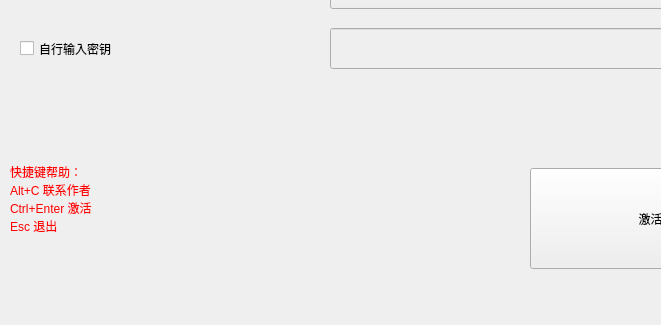
The window that Code/activation.ui (hyc1230/KMS-Activator) describes before a commit, drawn with Qt 5; both pictures show x 0 to 661 and y 225 to 550 of the 800 by 550 pixel window.
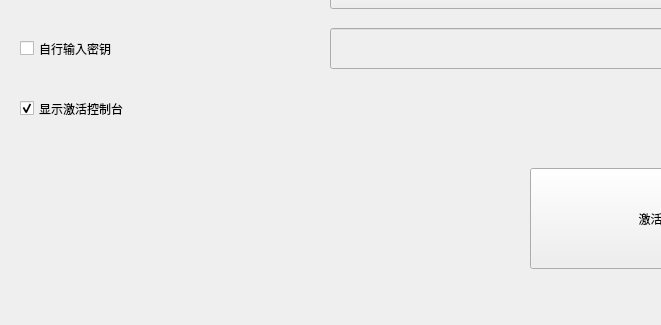
The same window after the commit.

```diff
--- a/Code/activation.ui
+++ b/Code/activation.ui
@@ -212,23 +212,20 @@
      <string>&lt;html&gt;&lt;head/&gt;&lt;body&gt;&lt;p&gt;输入Windows KMS激活密钥&lt;/p&gt;&lt;/body&gt;&lt;/html&gt;</string>
     </property>
    </widget>
-   <widget class="QLabel" name="label">
+   <widget class="QCheckBox" name="console">
     <property name="geometry">
      <rect>
-      <x>10</x>
-      <y>300</y>
-      <width>501</width>
-      <height>201</height>
+      <x>20</x>
+      <y>290</y>
+      <width>491</width>
+      <height>41</height>
      </rect>
     </property>
-    <property name="styleSheet">
-     <string notr="true">color: rgb(255, 0, 0);</string>
-    </property>
     <property name="text">
-     <string>快捷键帮助：
-Alt+C 联系作者
-Ctrl+Enter 激活
-Esc 退出</string>
+     <string>显示激活控制台</string>
+    </property>
+    <property name="checked">
+     <bool>true</bool>
     </property>
    </widget>
   </widget>
```
Left out of the diff: 8 changed lines with no effect on the pictures.
